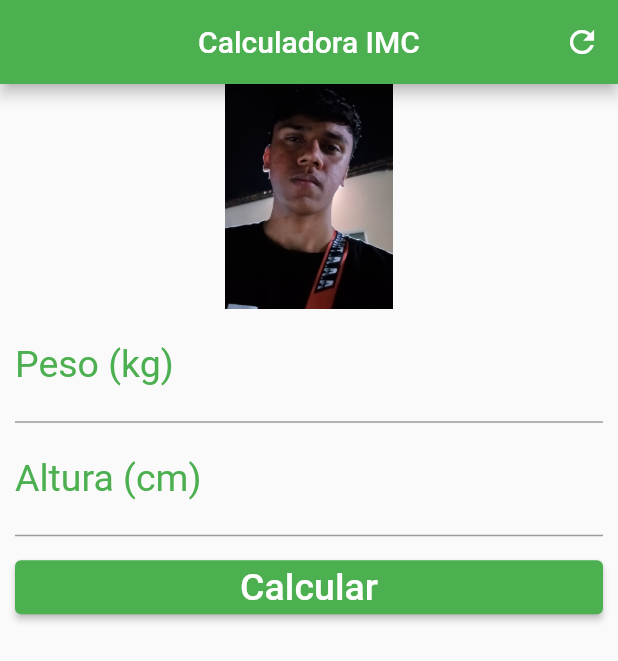
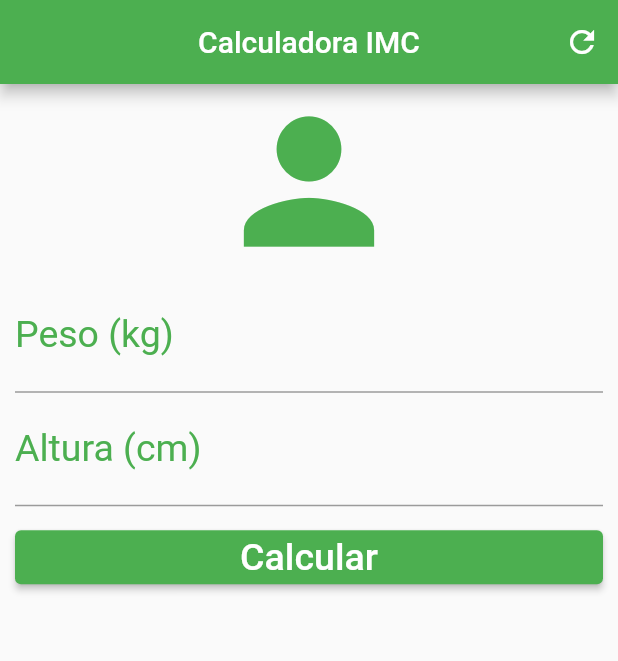
Before and after one commit to JoelFnandes/my_imc, a Flutter app: the screen it shows after launch, after a tap on "Calcular", after a tap on the "refresh" icon, on a phone screen of 412 x 824 dp. Shown: the top 661 px of the screen. Run offline on Flutter 3.47's test engine with Material 2 defaults, Android fonts, the phone set to English and light mode, and no system bars.

Commit message:
Separação da home e um widget pro resultado

```diff
--- a/lib/main.dart
+++ b/lib/main.dart
@@ -1,4 +1,5 @@
 import 'package:flutter/material.dart';
+import 'package:my_imc/ui/home.dart';
 
 void main() {
   runApp(MaterialApp(
@@ -9,130 +10,3 @@ void main() {
     home: Home(),
   ));
 }
-
-class Home extends StatefulWidget {
-  @override
-  _HomeState createState() => _HomeState();
-}
-
-class _HomeState extends State<Home> {
-  TextEditingController pesoController = TextEditingController();
-  TextEditingController alturaController = TextEditingController();
-  GlobalKey<FormState> _formKey = GlobalKey<FormState>();
-  String _textInfo = "";
-
-  void _resetCampos() {
-    _formKey.currentState!.reset();
-    pesoController.clear();
-    alturaController.clear();
-    setState(() {
-      _textInfo = "";
-    });
-  }
-
-  void calcular() {
-    setState(() {
-      double peso = double.parse(pesoController.text);
-      double altura = double.parse(alturaController.text) / 100;
-      double imc = peso / (altura * altura);
-
-      if (imc < 18.6)
-        _textInfo = "Abaixo do peso (${imc.toStringAsPrecision(4)})";
-      else if (imc >= 18.6 && imc < 24.9)
-        _textInfo = "Peso ideal (${imc.toStringAsPrecision(4)})";
-      else if (imc >= 24.9 && imc < 29.9)
-        _textInfo = "Levemente acima do peso (${imc.toStringAsPrecision(4)})";
-      else if (imc >= 29.9 && imc < 34.9)
-        _textInfo = "Obesidade Grau I (${imc.toStringAsPrecision(4)})";
-      else if (imc >= 34.9 && imc < 39.9)
-        _textInfo = "Obesidade Grau II (${imc.toStringAsPrecision(4)})";
-      else if (imc >= 40)
-        _textInfo = "Obesidade Grau III (${imc.toStringAsPrecision(4)})";
-    });
-  }
-
-  @override
-  Widget build(BuildContext context) {
-    return Scaffold(
-      appBar: AppBar(
-        title: Text("Calculadora IMC"),
-        centerTitle: true,
-        actions: <Widget>[
-          IconButton(icon: Icon(Icons.refresh), onPressed: _resetCampos)
-        ],
-      ),
-      body: SingleChildScrollView(
-        padding: EdgeInsets.fromLTRB(10.0, 0.0, 10.0, 0.0),
-        child: Form(
-          key: _formKey,
-          child: Column(
-            crossAxisAlignment: CrossAxisAlignment.stretch,
-            children: <Widget>[
-              const Image(
-                image: AssetImage(
-                  "images/perfil.jpg",
-                ),
-                height: 150,
-              ),
-              // const Icon(Icons.person, color: Colors.green, size: 25.0),
-              TextFormField(
-                keyboardType: TextInputType.number,
-                decoration: const InputDecoration(
-                  labelText: "Peso (kg)",
-                  labelStyle: TextStyle(color: Colors.green),
-                ),
-                textAlign: TextAlign.center,
-                style: const TextStyle(color: Colors.green, fontSize: 25.0),
-                controller: pesoController,
-                validator: (value) {
-                  if (value!.isEmpty) {
-                    return "Insira seu peso.";
-                  } else {
-                    return null;
-                  }
-                },
-              ),
-              TextFormField(
-                keyboardType: TextInputType.number,
-                decoration: const InputDecoration(
-                  labelText: "Altura (cm)",
-                  labelStyle: TextStyle(color: Colors.green),
-                ),
-                textAlign: TextAlign.center,
-                style: const TextStyle(color: Colors.green, fontSize: 25.0),
-                controller: alturaController,
-                validator: (value) {
-                  if (value!.isEmpty) {
-                    return "Insira sua altura.";
-                  } else {
-                    return null;
-                  }
-                },
-              ),
-              Padding(
-                  padding: EdgeInsets.only(top: 10.0, bottom: 10.0),
-                  child: ButtonTheme(
-                    height: 50.0,
-                    highlightColor: Colors.amber,
-                    child: ElevatedButton(
-                      onPressed: () {
-                        if (_formKey.currentState!.validate()) calcular();
-                      },
-                      child: Text(
-                        "Calcular",
-                        style: TextStyle(color: Colors.white, fontSize: 25.0),
-                      ),
-                    ),
-                  )),
-              Text(
-                _textInfo,
-                textAlign: TextAlign.center,
-                style: TextStyle(color: Colors.green, fontSize: 25.0),
-              )
-            ],
-          ),
-        ),
-      ),
-    );
-  }
-}
--- /dev/null
+++ b/lib/ui/home.dart
@@ -0,0 +1,138 @@
+import 'package:flutter/material.dart';
+import 'package:my_imc/ui/result.dart';
+
+class Home extends StatefulWidget {
+  @override
+  _HomeState createState() => _HomeState();
+}
+
+class _HomeState extends State<Home> {
+  TextEditingController pesoController = TextEditingController();
+  TextEditingController alturaController = TextEditingController();
+  GlobalKey<FormState> _formKey = GlobalKey<FormState>();
+  String _textInfo = "";
+  String _imagem = "";
+
+  void _resetCampos() {
+    _formKey.currentState!.reset();
+    pesoController.clear();
+    alturaController.clear();
+    setState(() {
+      _textInfo = "";
+    });
+  }
+
+  void calcular() {
+    double peso = double.parse(pesoController.text);
+    double altura = double.parse(alturaController.text) / 100;
+    double imc = peso / (altura * altura);
+
+    if (imc < 18.6) {
+      _textInfo = "Abaixo do peso (${imc.toStringAsPrecision(4)})";
+      _imagem = "images/abaixo.jpg";
+    } else if (imc >= 18.6 && imc < 24.9) {
+      _textInfo = "Peso ideal (${imc.toStringAsPrecision(4)})";
+      _imagem = "images/ideal.jpg";
+    } else if (imc >= 24.9 && imc < 29.9) {
+      _textInfo = "Levemente acima do peso (${imc.toStringAsPrecision(4)})";
+      _imagem = "images/sobrepeso.jpg";
+    } else if (imc >= 29.9 && imc < 34.9) {
+      _textInfo = "Obesidade Grau I (${imc.toStringAsPrecision(4)})";
+      _imagem = "images/obesidade1.jpg";
+    } else if (imc >= 34.9 && imc < 39.9) {
+      _textInfo = "Obesidade Grau II (${imc.toStringAsPrecision(4)})";
+      _imagem = "images/obesidade2.jpg";
+    } else if (imc >= 40) {
+      _textInfo = "Obesidade Grau III (${imc.toStringAsPrecision(4)})";
+      _imagem = "images/obesidade3.jpg";
+    }
+
+    Navigator.push(context,
+        MaterialPageRoute(builder: (context) => Result(_textInfo, _imagem)));
+  }
+
+  @override
+  Widget build(BuildContext context) {
+    return Scaffold(
+      appBar: AppBar(
+        title: Text("Calculadora IMC"),
+        centerTitle: true,
+        actions: <Widget>[
+          IconButton(icon: Icon(Icons.refresh), onPressed: _resetCampos)
+        ],
+      ),
+      body: SingleChildScrollView(
+        padding: EdgeInsets.fromLTRB(10.0, 0.0, 10.0, 0.0),
+        child: Form(
+          key: _formKey,
+          child: Column(
+            crossAxisAlignment: CrossAxisAlignment.stretch,
+            children: <Widget>[
+              // const Image(
+              //   image: AssetImage(
+              //     "images/perfil.jpg",
+              //   ),
+              //   height: 150,
+              // ),
+              const Icon(Icons.person, color: Colors.green, size: 130.0),
+              TextFormField(
+                keyboardType: TextInputType.number,
+                decoration: const InputDecoration(
+                  labelText: "Peso (kg)",
+                  labelStyle: TextStyle(color: Colors.green),
+                ),
+                textAlign: TextAlign.center,
+                style: const TextStyle(color: Colors.green, fontSize: 25.0),
+                controller: pesoController,
+                validator: (value) {
+                  if (value!.isEmpty) {
+                    return "Insira seu peso.";
+                  } else {
+                    return null;
+                  }
+                },
+              ),
+              TextFormField(
+                keyboardType: TextInputType.number,
+                decoration: const InputDecoration(
+                  labelText: "Altura (cm)",
+                  labelStyle: TextStyle(color: Colors.green),
+                ),
+                textAlign: TextAlign.center,
+                style: const TextStyle(color: Colors.green, fontSize: 25.0),
+                controller: alturaController,
+                validator: (value) {
+                  if (value!.isEmpty) {
+                    return "Insira sua altura.";
+                  } else {
+                    return null;
+                  }
+                },
+              ),
+              Padding(
+                  padding: EdgeInsets.only(top: 10.0, bottom: 10.0),
+                  child: ButtonTheme(
+                    height: 50.0,
+                    highlightColor: Colors.amber,
+                    child: ElevatedButton(
+                      onPressed: () {
+                        if (_formKey.currentState!.validate()) calcular();
+                      },
+                      child: Text(
+                        "Calcular",
+                        style: TextStyle(color: Colors.white, fontSize: 25.0),
+                      ),
+                    ),
+                  )),
+              Text(
+                _textInfo,
+                textAlign: TextAlign.center,
+                style: TextStyle(color: Colors.green, fontSize: 25.0),
+              )
+            ],
+          ),
+        ),
+      ),
+    );
+  }
+}
```
Also changed, not shown: lib/ui/result.dart (added, +33 -0 lines), pubspec.yaml (+6 -1 lines), images/abaixo.jpg (added), images/ideal.jpg (added), images/obesidade1.jpg (added), images/obesidade2.jpg (added), images/obesidade3.jpg (added), images/perfil.jpg (deleted), images/sobrepeso.jpg (added).
